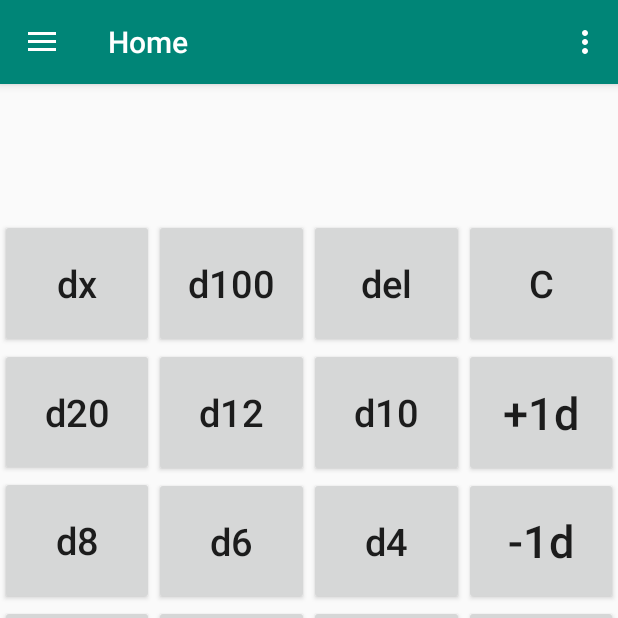
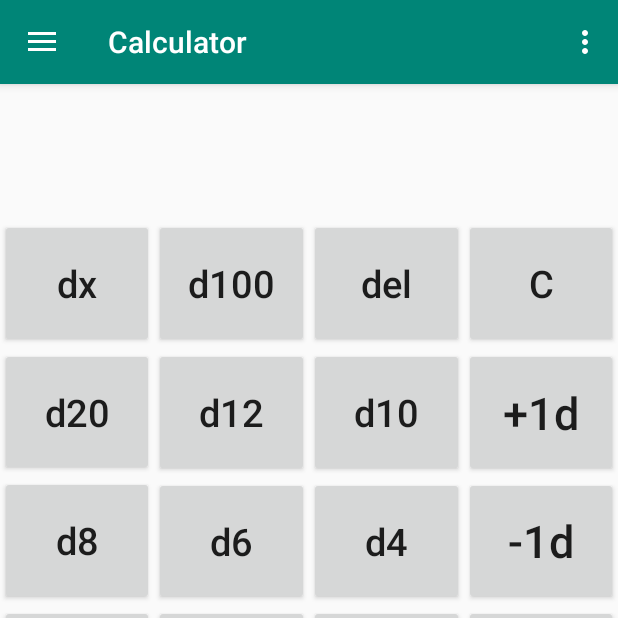
Before and after one commit to NuclearTacos/DiceRoller, an Android app: the screen it shows after launch (MainActivity), on a phone screen of 412 x 824 dp, the top half of it. Run offline under Robolectric (Android 15) with nearby library versions, the phone set to English and light mode, and no system bars; our stand-ins replace navigation-ui.

Commit message:
Fixed issue with dice rolling, and refactored menu name

```diff
--- a/app/src/main/java/io/nucleartacos/diceroller/ui/home/HomeFragment.kt
+++ b/app/src/main/java/io/nucleartacos/diceroller/ui/home/HomeFragment.kt
@@ -51,27 +51,6 @@ class HomeFragment : Fragment() {
 
         return spaceString.replace("  "," " ).trim()
     }
-
-//    fun rollStack(): Int {
-//        var total = 0
-//
-//        slotList.forEach {
-//            if (it.type != Slot.SLOT_TYPE.OPERATION) {
-//                var factor = 1
-//
-//                if (slotList.size > 1 && slotList[slotList.indexOf(it)-1].operation == Slot.OPERATION.MINUS) {
-//                    factor = -1
-//                }
-//
-//                total += factor * it.rollSlot()
-//            }
-//        }
-//
-//        resultSpace.text = total.toString()
-//
-//        return total
-//    }
-
 
     fun dButtonPress(button: View) {
         if (button is Button) {
@@ -215,14 +194,17 @@ class HomeFragment : Fragment() {
                     var factor = 1
                     var slotVal = 0
 
+                    var previousSlot = slotList.indexOf(it)-1
+                    if (previousSlot >= 0){
+                        if (slotList.size > 1 && slotList[previousSlot].operation == Slot.OPERATION.MINUS) {
+                            factor = -1
+                        }
+                    }
+
                     if (it.type == Slot.SLOT_TYPE.NUMBER) {
                         slotVal = it.quantity
                     }
                     else {
-                        if (slotList.size > 1 && slotList[slotList.indexOf(it)-1].operation == Slot.OPERATION.MINUS) {
-                            factor = -1
-                        }
-
                         slotVal = it.rollSlot()
                     }
 
--- /dev/null
+++ b/app/src/main/res/drawable/ic_menu_calculator.xml
@@ -0,0 +1,11 @@
+<vector xmlns:android="http://schemas.android.com/apk/res/android"
+    android:width="24dp"
+    android:height="24dp"
+    android:viewportWidth="24.0"
+    android:viewportHeight="24.0">
+
+    <path
+        android:fillColor="#FF000000"
+        android:pathData="M19,3H5C3.9,3,3,3.9,3,5v14c0,1.1,0.9,2,2,2h14c1.1,0,2-0.9,2-2V5C21,3.9,20.1,3,19,3z M13.03,7.06L14.09,6l1.41,1.41 L16.91,6l1.06,1.06l-1.41,1.41l1.41,1.41l-1.06,1.06L15.5,9.54l-1.41,1.41l-1.06-1.06l1.41-1.41L13.03,7.06z M6.25,7.72h5v1.5h-5 V7.72z M11.5,16h-2v2H8v-2H6v-1.5h2v-2h1.5v2h2V16z M18,17.25h-5v-1.5h5V17.25z M18,14.75h-5v-1.5h5V14.75z"
+        />
+</vector>
--- a/app/src/main/res/drawable/ic_menu_camera.xml
+++ /dev/null
@@ -1,12 +0,0 @@
-<vector xmlns:android="http://schemas.android.com/apk/res/android"
-    android:width="24dp"
-    android:height="24dp"
-    android:viewportWidth="24.0"
-    android:viewportHeight="24.0">
-    <path
-        android:fillColor="#FF000000"
-        android:pathData="M12,12m-3.2,0a3.2,3.2 0,1 1,6.4 0a3.2,3.2 0,1 1,-6.4 0" />
-    <path
-        android:fillColor="#FF000000"
-        android:pathData="M9,2L7.17,4H4c-1.1,0 -2,0.9 -2,2v12c0,1.1 0.9,2 2,2h16c1.1,0 2,-0.9 2,-2V6c0,-1.1 -0.9,-2 -2,-2h-3.17L15,2H9zm3,15c-2.76,0 -5,-2.24 -5,-5s2.24,-5 5,-5 5,2.24 5,5 -2.24,5 -5,5z" />
-</vector>
--- a/app/src/main/res/menu/activity_main_drawer.xml
+++ b/app/src/main/res/menu/activity_main_drawer.xml
@@ -6,8 +6,8 @@
     <group android:checkableBehavior="single">
         <item
             android:id="@+id/nav_home"
-            android:icon="@drawable/ic_menu_camera"
-            android:title="@string/menu_home" />
+            android:icon="@drawable/ic_menu_calculator"
+            android:title="@string/menu_calculator" />
         <item
             android:id="@+id/nav_gallery"
             android:icon="@drawable/ic_menu_gallery"
--- a/app/src/main/res/navigation/mobile_navigation.xml
+++ b/app/src/main/res/navigation/mobile_navigation.xml
@@ -8,7 +8,7 @@
     <fragment
         android:id="@+id/nav_home"
         android:name="io.nucleartacos.diceroller.ui.home.HomeFragment"
-        android:label="@string/menu_home"
+        android:label="@string/menu_calculator"
         tools:layout="@layout/fragment_home" />
 
     <fragment
--- a/app/src/main/res/values/strings.xml
+++ b/app/src/main/res/values/strings.xml
@@ -7,7 +7,7 @@
     <string name="nav_header_desc">Navigation header</string>
     <string name="action_settings">Settings</string>
 
-    <string name="menu_home">Home</string>
+    <string name="menu_calculator">Calculator</string>
     <string name="menu_gallery">Gallery</string>
     <string name="menu_slideshow">Slideshow</string>
     <string name="menu_tools">Tools</string>
```
